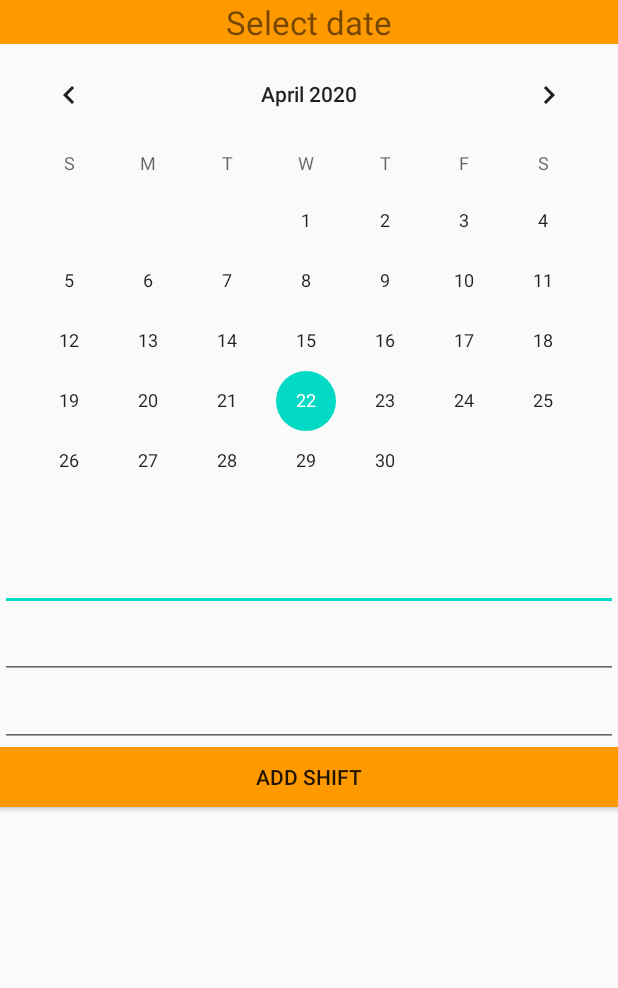
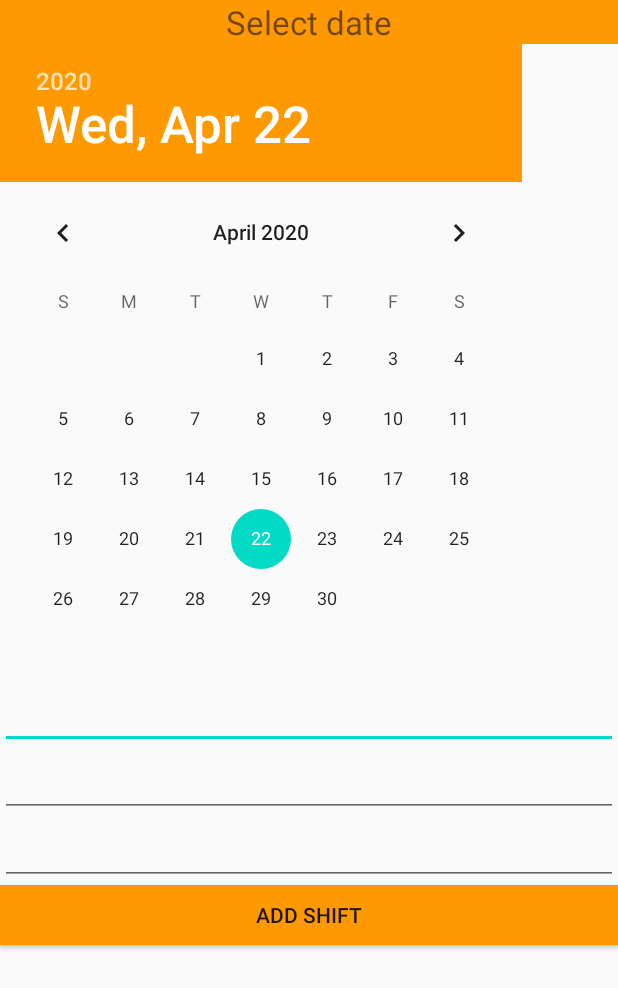
Before and after one commit to boriskim7/Time-Keeper, an Android app: the AddShiftActivity screen opened directly, with no data from a screen before it, on a phone screen of 412 x 824 dp. Shown: the top 988 px of the screen. Run offline under Robolectric (Android 15) with nearby library versions, the light colour scheme and no system bars; 1 statement that could not run was skipped.

Commit message:
shift class added

```diff
--- a/app/src/main/java/com/example/timekeeper/AddShiftActivity.java
+++ b/app/src/main/java/com/example/timekeeper/AddShiftActivity.java
@@ -2,26 +2,46 @@ package com.example.timekeeper;
 
 import androidx.appcompat.app.AppCompatActivity;
 
+import android.database.sqlite.SQLiteDatabase;
 import android.os.Bundle;
 import android.view.Window;
 import android.widget.Button;
 import android.widget.EditText;
 
+import java.text.ParseException;
+import java.text.SimpleDateFormat;
+import java.util.Date;
+
 public class AddShiftActivity extends AppCompatActivity {
 
     private Button addButton;
-    private EditText editTextShiftDay, editTExtShiftStartTime, editTextShiftEndTime;
+    private EditText editTextShiftDay, editTextShiftOvertime, editTextShiftNightHour;
+    SQLiteDatabase sqldb;
 
     @Override
     protected void onCreate(Bundle savedInstanceState) {
         super.onCreate(savedInstanceState);
-        this.requestWindowFeature(Window.FEATURE_NO_TITLE);
+        setContentView(R.layout.activity_add_shift);
 
-        setContentView(R.layout.activity_add_shift);
+        ShiftDBSQLiteHelper dbHelper = new ShiftDBSQLiteHelper(this);
+        sqldb = dbHelper.getWritableDatabase();
+
         editTextShiftDay = (EditText) findViewById(R.id.editTextShiftDate);
-        editTExtShiftStartTime = (EditText) findViewById(R.id.editTextShiftStartTime);
-        editTextShiftEndTime = (EditText)findViewById(R.id.editTextShiftEndTime);
+        editTextShiftOvertime = (EditText) findViewById(R.id.editTextShiftOvertime);
+        editTextShiftNightHour = (EditText)findViewById(R.id.editTextShiftNightHour);
         addButton = (Button) findViewById(R.id.buttonAddShift);
+
+    }
+
+    private void addShift() throws ParseException {
+        if(editTextShiftDay.getText().toString().trim().length() == 0 || editTextShiftOvertime.getText().toString().trim().length() == 0 ||
+        editTextShiftNightHour.getText().toString().trim().length() == 0 ) {
+            return;
+        }
+        Date evShiftDate = new SimpleDateFormat("dd/MM/yyyy").parse(editTextShiftDay.getText().toString());
+        double overtime = Double.parseDouble(editTextShiftOvertime.getText().toString());
+        double nightHour = Double.parseDouble(editTextShiftNightHour.getText().toString());
+
     }
 
 }
--- a/app/src/main/java/com/example/timekeeper/MainActivity.java
+++ b/app/src/main/java/com/example/timekeeper/MainActivity.java
@@ -31,7 +31,6 @@ public class MainActivity extends AppCompatActivity implements MyRecyclerViewAda
 
     // how many days to show, defaults to six weeks, 42 days
     // default date format
-    private static final String DATE_FORMAT = "MMM yyyy";
 
     // date format
     private String dateFormat;
--- /dev/null
+++ b/app/src/main/java/com/example/timekeeper/ShiftDBSQLiteHelper.java
@@ -0,0 +1,28 @@
+package com.example.timekeeper;
+
+import android.content.Context;
+import android.database.sqlite.SQLiteDatabase;
+import android.database.sqlite.SQLiteOpenHelper;
+
+public class ShiftDBSQLiteHelper extends SQLiteOpenHelper {
+
+    private static final int DATABASE_VERSION = 1;
+    public static final String DATABASE_NAME = "shift_database";
+
+    public ShiftDBSQLiteHelper(Context context) {
+        super(context, DATABASE_NAME, null, DATABASE_VERSION);
+    }
+
+    @Override
+    public void onCreate(SQLiteDatabase db) {
+        db.execSQL(ShiftDBContract.ShiftRecords.CREATE_TABLE);
+
+    }
+
+    @Override
+    public void onUpgrade(SQLiteDatabase db, int oldVersion, int newVersion) {
+        db.execSQL("DROP TABLE IF EXISTS " + ShiftDBContract.ShiftRecords.TABLE_NAME);
+        onCreate(db);
+
+    }
+}
--- a/app/src/main/res/layout/activity_add_shift.xml
+++ b/app/src/main/res/layout/activity_add_shift.xml
@@ -16,10 +16,15 @@
         android:background="#FF9900"
         android:textSize="22sp" />
 
-    <CalendarView
-        android:id="@+id/calendarView2"
+    <DatePicker
+        android:id="@+id/datePicker"
         android:layout_width="match_parent"
-        android:layout_height="wrap_content" />
+        android:layout_height="wrap_content"
+        android:layout_gravity="center_horizontal|center_vertical"
+        android:backgroundTint="#FFFFFF"
+        android:calendarTextColor="#FF9900"
+        android:datePickerMode="calendar"
+        android:headerBackground="#FF9900" />
 
     <EditText
         android:id="@+id/editTextShiftDate"
@@ -28,17 +33,15 @@
         android:inputType="date" />
 
     <EditText
-        android:id="@+id/editTextShiftStartTime"
+        android:id="@+id/editTextShiftOvertime"
         android:layout_width="match_parent"
         android:layout_height="wrap_content"
-        android:ems="10"
-        android:inputType="date|time" />
+        android:ems="10" />
     <EditText
-        android:id="@+id/editTextShiftEndTime"
+        android:id="@+id/editTextShiftNightHour"
         android:layout_width="match_parent"
         android:layout_height="wrap_content"
-        android:ems="10"
-        android:inputType="date|time" />
+        android:ems="10" />
 
     <Button
         android:id="@+id/buttonAddShift"
```
Also changed, not shown: app/src/main/java/com/example/timekeeper/ShiftDBContract.java (added, +22 -0 lines).
